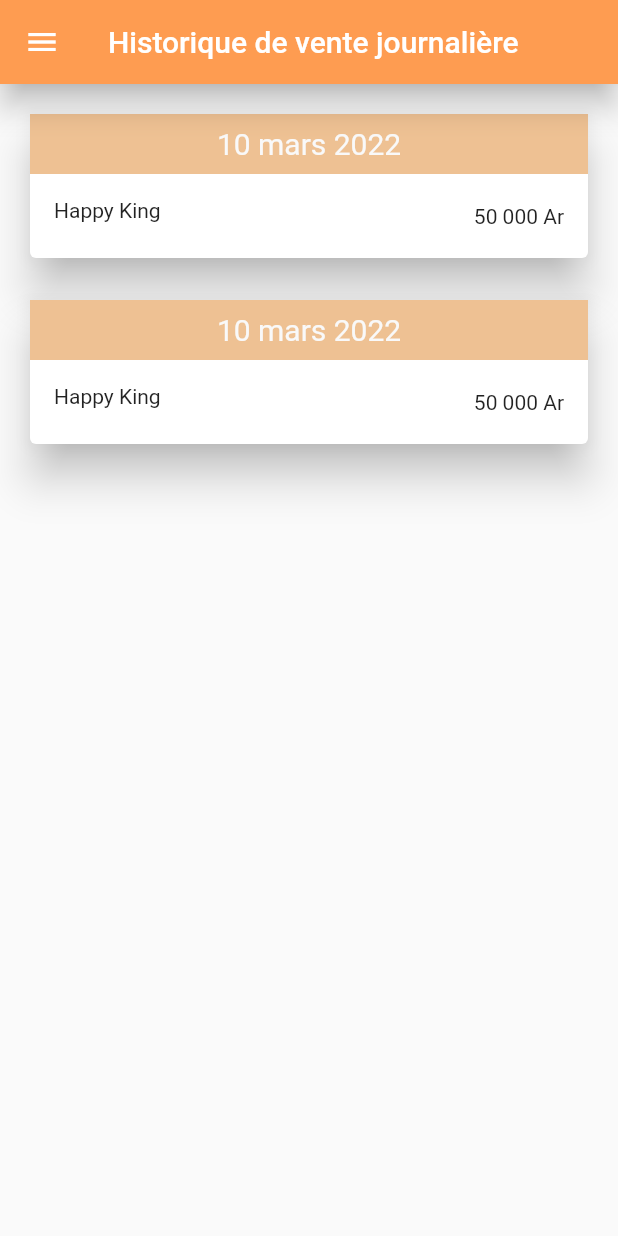
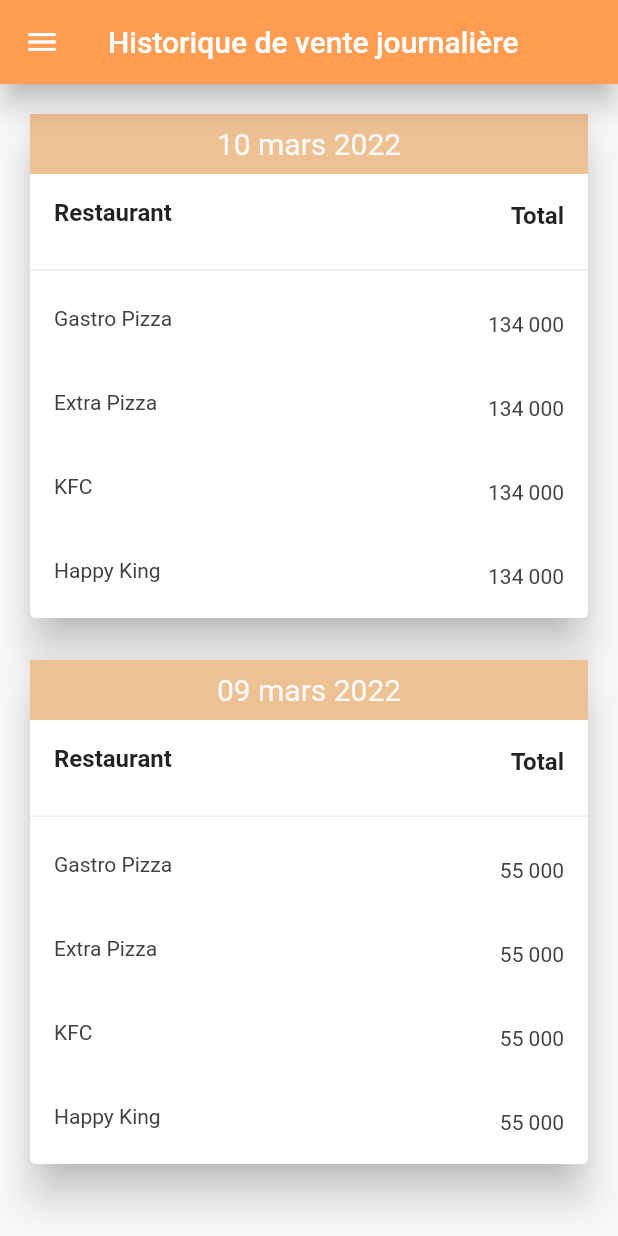
Before and after one commit to ChristianNomena/e_gouter_za, a Flutter app: the DailySaleHistoryPage screen opened by its route, on a phone screen of 412 x 824 dp. Run offline on Flutter 3.47's test engine with Material 2 defaults, Android fonts, the light colour scheme and no system bars.

Commit message:
add dynamic history daily sale

```diff
--- a/lib/pages/daily_sale_history_page.dart
+++ b/lib/pages/daily_sale_history_page.dart
@@ -59,9 +59,26 @@
       ),
       drawer: const AppDrawerMenu(),
       body: SafeArea(
+        child: SingleChildScrollView(
           child: Padding(
             padding: const EdgeInsets.all(16.0),
-          child: Column(
+            child: ListView.builder(
+              physics: const NeverScrollableScrollPhysics(),
+              scrollDirection: Axis.vertical,
+              shrinkWrap: true,
+              itemCount: dailySaleList.length,
+              itemBuilder: (context, index) {
+                return _getHistoryDailySale(dailySale: dailySaleList[index]);
+              },
+            ),
+          ),
+        ),
+      ),
+    );
+  }
+
+  _getHistoryDailySale({required DailySale dailySale}) {
+    return Column(
       children: [
         Card(
           elevation: 12.0,
@@ -72,17 +89,40 @@
                 height: 40.0,
                 color: kThirdColor,
                 alignment: Alignment.center,
-                      child: const Text(
-                        "10 mars 2022",
-                        style: TextStyle(
+                child: Text(
+                  dailySale.date,
+                  style: const TextStyle(
                     color: kLightColor,
                     fontSize: 20.0,
                   ),
                 ),
               ),
               const ListTile(
-                      leading: Text("Happy King"),
-                      trailing: Text("50 000 Ar"),
+                leading: Text(
+                  "Restaurant",
+                  style: TextStyle(
+                    fontSize: 16.0,
+                    fontWeight: FontWeight.bold,
+                  ),
+                ),
+                trailing: Text(
+                  "Total",
+                  style: TextStyle(
+                    fontSize: 16.0,
+                    fontWeight: FontWeight.bold,
+                  ),
+                ),
+              ),
+              const Divider(),
+              ListView.builder(
+                physics: const NeverScrollableScrollPhysics(),
+                scrollDirection: Axis.vertical,
+                shrinkWrap: true,
+                itemCount: dailySale.incomes.length,
+                itemBuilder: (context, index) {
+                  return _getHistoryDailySaleIncome(
+                      income: dailySale.incomes[index]);
+                },
               ),
             ],
           ),
@@ -90,32 +130,22 @@
         const SizedBox(
           height: 20.0,
         ),
-              Card(
-                elevation: 12.0,
-                child: Column(
-                  children: [
-                    Container(
-                      width: double.infinity,
-                      height: 40.0,
-                      color: kThirdColor,
-                      alignment: Alignment.center,
-                      child: const Text(
-                        "10 mars 2022",
-                        style: TextStyle(
-                          color: kLightColor,
-                          fontSize: 20.0,
+      ],
+    );
+  }
+
+  _getHistoryDailySaleIncome({required Income income}) {
+    return ListTile(
+      leading: Text(
+        income.restaurant,
+        style: const TextStyle(
+          color: kSoftDarkColor,
         ),
       ),
-                    ),
-                    const ListTile(
-                      leading: Text("Happy King"),
-                      trailing: Text("50 000 Ar"),
-                    ),
-                  ],
-                ),
-              ),
-            ],
-          ),
+      trailing: Text(
+        income.total,
+        style: const TextStyle(
+          color: kSoftDarkColor,
         ),
       ),
     );
```
Lines whose indentation alone changed are shown as unchanged.
